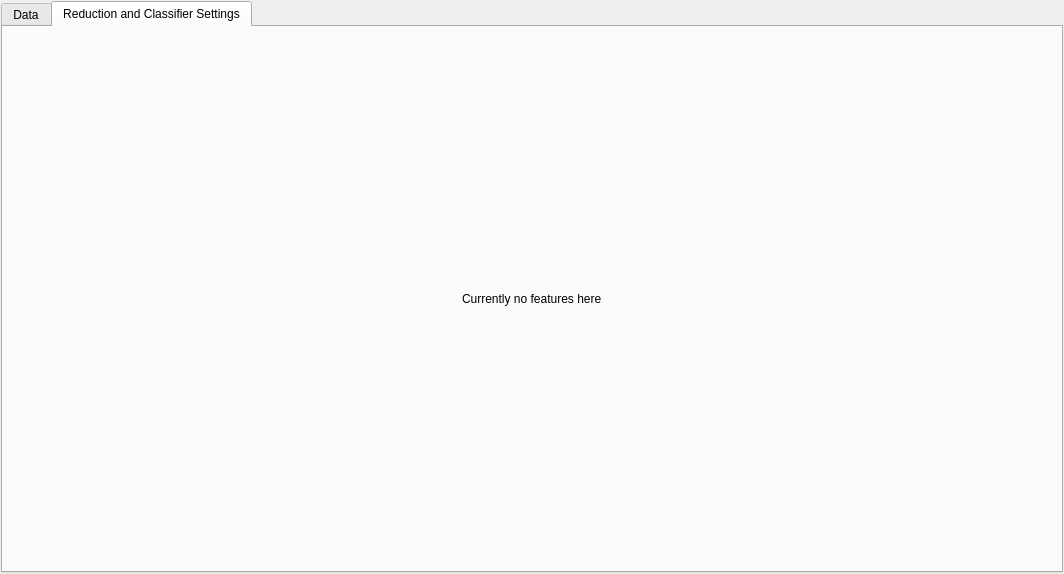
The window that menu.ui (HaydnG/dimensionality-reduction-ui) describes before a commit, drawn with Qt 5.
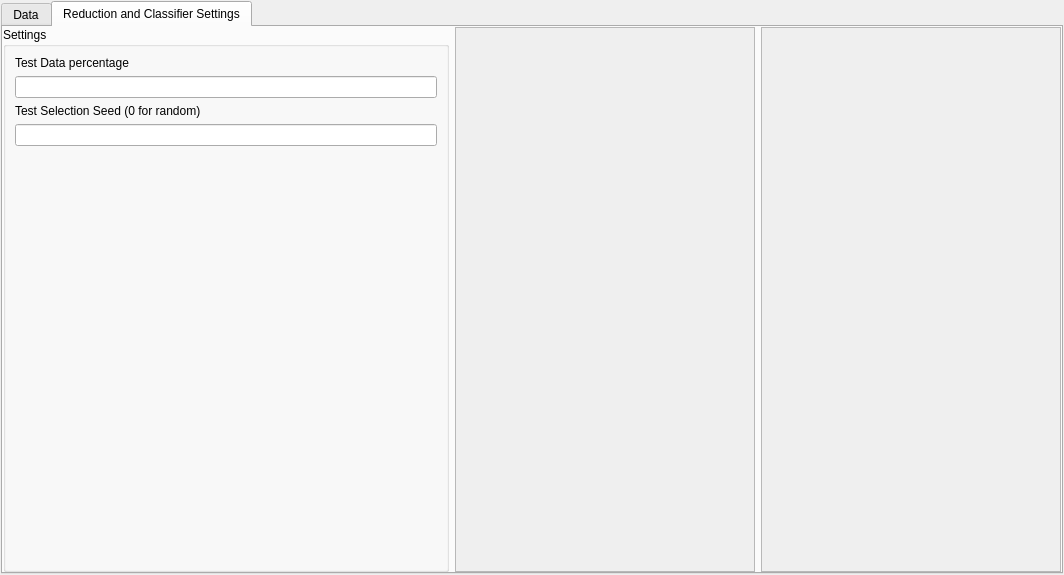
The same window after the commit. The open tabs and pages were chosen to show the change.

```diff
--- a/menu.ui
+++ b/menu.ui
@@ -7,7 +7,7 @@
     <x>0</x>
     <y>0</y>
     <width>1064</width>
-    <height>574</height>
+    <height>575</height>
    </rect>
   </property>
   <property name="windowTitle">
@@ -434,40 +434,109 @@
        <string>Reduction and Classifier Settings</string>
       </attribute>
       <layout class="QVBoxLayout" name="verticalLayout_3">
+       <property name="leftMargin">
+        <number>0</number>
+       </property>
+       <property name="topMargin">
+        <number>0</number>
+       </property>
+       <property name="rightMargin">
+        <number>0</number>
+       </property>
+       <property name="bottomMargin">
+        <number>0</number>
+       </property>
        <item>
         <layout class="QGridLayout" name="gridLayout_9">
-         <item row="0" column="0">
-          <spacer name="horizontalSpacer">
-           <property name="orientation">
-            <enum>Qt::Horizontal</enum>
-           </property>
-           <property name="sizeHint" stdset="0">
-            <size>
-             <width>40</width>
-             <height>20</height>
-            </size>
-           </property>
-          </spacer>
-         </item>
-         <item row="0" column="1">
-          <widget class="QLabel" name="label_2">
-           <property name="text">
-            <string>Currently no features here</string>
-           </property>
-          </widget>
-         </item>
          <item row="0" column="2">
-          <spacer name="horizontalSpacer_2">
-           <property name="orientation">
-            <enum>Qt::Horizontal</enum>
+          <widget class="QScrollArea" name="reduction">
+           <property name="maximumSize">
+            <size>
+             <width>300</width>
+             <height>16777215</height>
+            </size>
            </property>
-           <property name="sizeHint" stdset="0">
+           <property name="widgetResizable">
+            <bool>true</bool>
+           </property>
+           <widget class="QWidget" name="scrollAreaWidgetContents_3">
+            <property name="geometry">
+             <rect>
+              <x>0</x>
+              <y>0</y>
+              <width>298</width>
+              <height>543</height>
+             </rect>
+            </property>
+            <layout class="QVBoxLayout" name="verticalLayout_7"/>
+           </widget>
+          </widget>
+         </item>
+         <item row="0" column="1">
+          <widget class="QScrollArea" name="classifiers">
+           <property name="maximumSize">
             <size>
-             <width>40</width>
-             <height>20</height>
+             <width>300</width>
+             <height>16777215</height>
             </size>
            </property>
-          </spacer>
+           <property name="widgetResizable">
+            <bool>true</bool>
+           </property>
+           <widget class="QWidget" name="scrollAreaWidgetContents_2">
+            <property name="geometry">
+             <rect>
+              <x>0</x>
+              <y>0</y>
+              <width>298</width>
+              <height>543</height>
+             </rect>
+            </property>
+            <layout class="QVBoxLayout" name="verticalLayout_6"/>
+           </widget>
+          </widget>
+         </item>
+         <item row="0" column="0">
+          <widget class="QGroupBox" name="groupBox_2">
+           <property name="title">
+            <string>Settings</string>
+           </property>
+           <layout class="QGridLayout" name="gridLayout_10">
+            <item row="2" column="0">
+             <widget class="QLabel" name="label_4">
+              <property name="text">
+               <string>Test Selection Seed (0 for random)</string>
+              </property>
+             </widget>
+            </item>
+            <item row="4" column="0">
+             <spacer name="verticalSpacer_2">
+              <property name="orientation">
+               <enum>Qt::Vertical</enum>
+              </property>
+              <property name="sizeHint" stdset="0">
+               <size>
+                <width>20</width>
+                <height>40</height>
+               </size>
+              </property>
+             </spacer>
+            </item>
+            <item row="1" column="0">
+             <widget class="QLineEdit" name="testData"/>
+            </item>
+            <item row="0" column="0">
+             <widget class="QLabel" name="label_2">
+              <property name="text">
+               <string>Test Data percentage</string>
+              </property>
+             </widget>
+            </item>
+            <item row="3" column="0">
+             <widget class="QLineEdit" name="selectionSeed"/>
+            </item>
+           </layout>
+          </widget>
          </item>
         </layout>
        </item>
```
Left out of the diff: 20 changed lines with no effect on the pictures.
